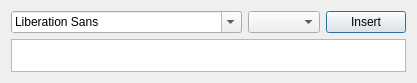
Above: pdfedit/ui/InsertTextDlg.ui from match41/sumpdf before the change. Below: the same form after it.
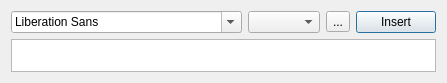
That is the form after the change. Icons and pictures are not drawn.

The edit to the form file:
```diff
--- a/pdfedit/ui/InsertTextDlg.ui
+++ b/pdfedit/ui/InsertTextDlg.ui
@@ -9,7 +9,7 @@
    <rect>
     <x>0</x>
     <y>0</y>
-    <width>361</width>
+    <width>390</width>
     <height>83</height>
    </rect>
   </property>
@@ -23,7 +23,7 @@
    <string>Dialog</string>
   </property>
   <layout class="QGridLayout" name="gridLayout">
-   <item row="1" column="2">
+   <item row="1" column="3">
     <widget class="QPushButton" name="m_btn_insert">
      <property name="text">
       <string>Insert</string>
@@ -33,7 +33,7 @@
    <item row="1" column="0">
     <widget class="QFontComboBox" name="m_font"/>
    </item>
-   <item row="2" column="0" colspan="3">
+   <item row="2" column="0" colspan="4">
     <widget class="QTextEdit" name="m_text">
      <property name="sizePolicy">
       <sizepolicy hsizetype="Expanding" vsizetype="Ignored">
@@ -46,6 +46,17 @@
    <item row="1" column="1">
     <widget class="QComboBox" name="m_fontsize"/>
    </item>
+   <item row="1" column="2">
+    <widget class="QToolButton" name="m_textcolor">
+     <property name="text">
+      <string>...</string>
+     </property>
+     <property name="icon">
+      <iconset resource="pdfedit.qrc">
+       <normaloff>:/images/textpointer.png</normaloff>:/images/textpointer.png</iconset>
+     </property>
+    </widget>
+   </item>
   </layout>
  </widget>
  <resources/>
```
Left out of the diff: 4 changed lines with no effect on the pictures.
